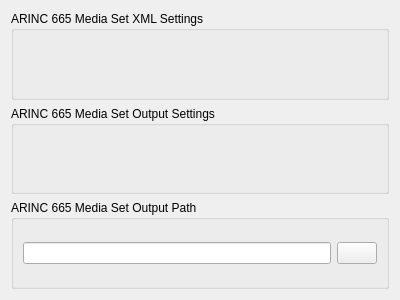
This is lib/arinc665_qt/compile_media_set/CompileMediaSetSettingsPage.ui in hirah2205/ARINC-665 as Qt 5 draws it before an edit. The edited form follows.
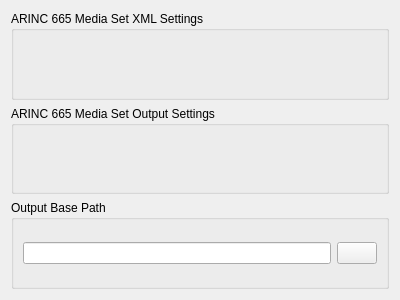
This is the edited form. Icons and pictures are not drawn. Custom widgets are drawn as their Qt base class.

Commit message:
Update ARINC 665 Media Set Compiler.
Change to base output directory and media set name.

Diff of the .ui file:
```diff
--- a/lib/arinc665_qt/compile_media_set/CompileMediaSetSettingsPage.ui
+++ b/lib/arinc665_qt/compile_media_set/CompileMediaSetSettingsPage.ui
@@ -38,7 +38,7 @@
    <item>
     <widget class="QGroupBox" name="mediaSetOutputPath">
      <property name="title">
-      <string>ARINC 665 Media Set Output Path</string>
+      <string>Output Base Path</string>
      </property>
      <layout class="QHBoxLayout" name="horizontalLayout">
       <item>
```
Left out of the diff: 2 changed lines with no effect on the pictures. The commit also changes 8 other files.
